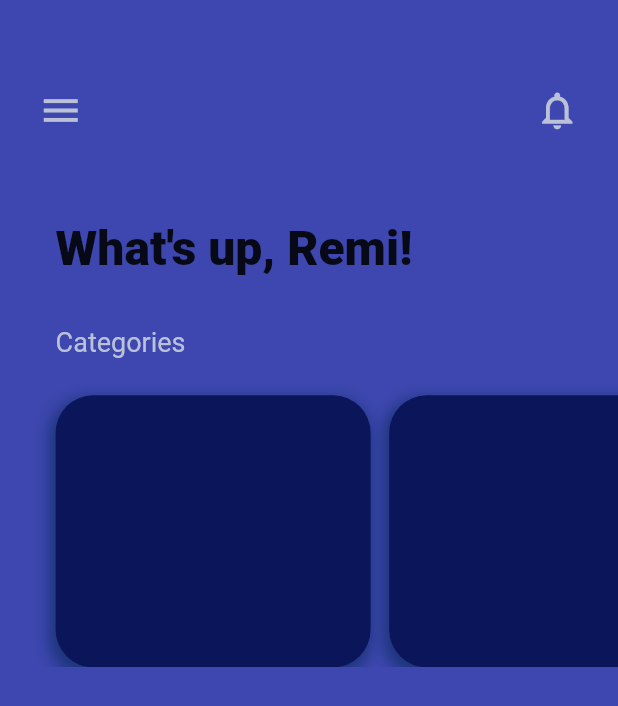
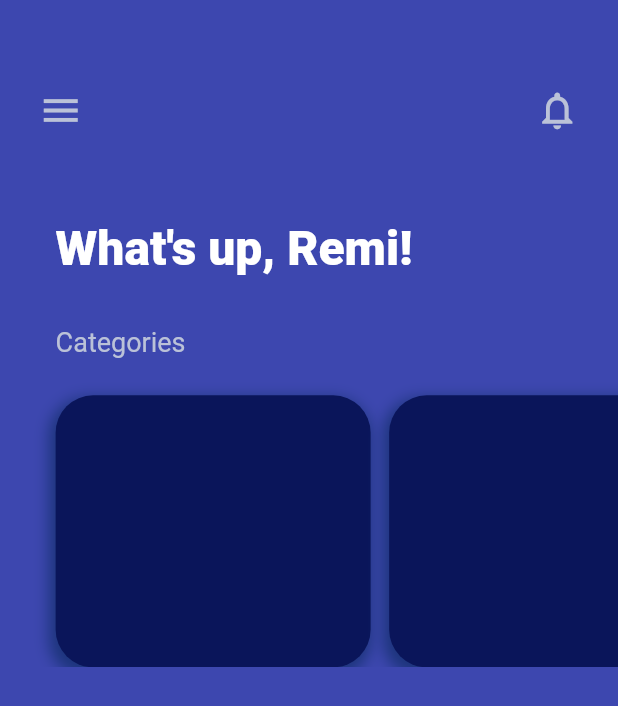
Before and after one commit to I-Scream-4-Icecream/todo_list, a Flutter app: the screen it shows after launch, on a phone screen of 412 x 824 dp. Shown: the top 706 px of the screen. Run offline on Flutter 3.47's test engine with Material 2 defaults, Android fonts, the phone set to English and light mode, and no system bars.

Commit message:
changed the color of the welcome text.

```diff
--- a/lib/pages/home.dart
+++ b/lib/pages/home.dart
@@ -87,7 +87,7 @@ class Home extends StatelessWidget {
                 style: TextStyle(
                   fontSize: 32.0,
                   fontWeight: FontWeight.w900,
-                  //color: Color()
+                  color: Colors.white
                 ),
               )
             ),
```
